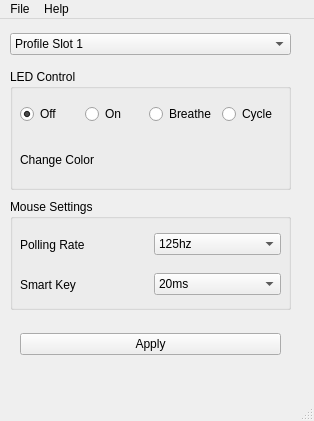
This is ayatool.ui in Jigoku/ayatool as Qt 5 draws it before an edit. The edited form follows.
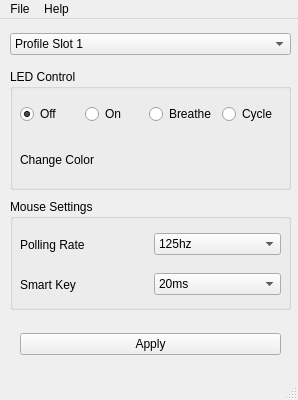
This is the edited form.

The edit to the form file:
```diff
--- a/ayatool.ui
+++ b/ayatool.ui
@@ -6,8 +6,8 @@
    <rect>
     <x>0</x>
     <y>0</y>
-    <width>314</width>
-    <height>421</height>
+    <width>298</width>
+    <height>400</height>
    </rect>
   </property>
   <property name="sizePolicy">
@@ -309,7 +309,7 @@
     <rect>
      <x>0</x>
      <y>0</y>
-     <width>314</width>
+     <width>298</width>
      <height>23</height>
     </rect>
    </property>
```
